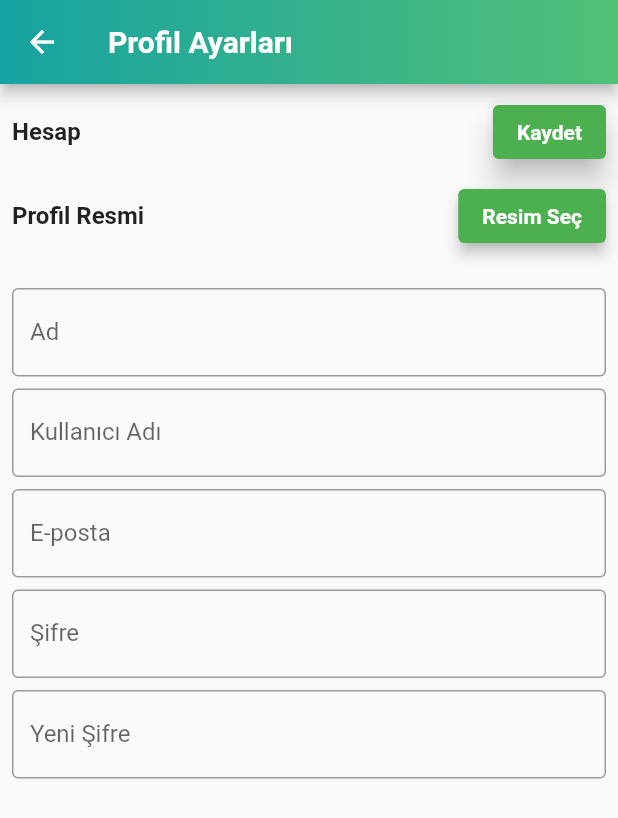
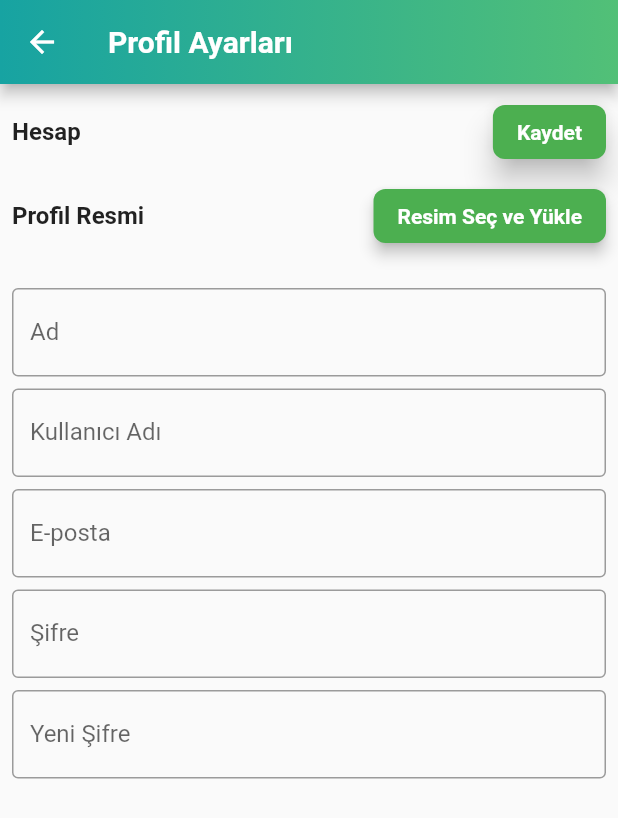
Before and after one commit to feyzasakli/ecoSave, a Flutter app: the SettingsPage screen opened directly, on a phone screen of 412 x 824 dp. Shown: the top 818 px of the screen. Run offline on Flutter 3.47's test engine with Material 2 defaults, Android fonts, the phone set to English and light mode, and no system bars; our stand-ins replace cloud_firestore, file_picker, firebase_auth, firebase_core, firebase_storage, flutter_typeahead and 2 more; accounts and stored records are empty.

Commit message:
Profil ayarları güncellemesi
Profil ayarları sayfasına yüklenen resim firabase storage'de depolanması sağlandı.

```diff
--- a/lib/screen/settings.dart
+++ b/lib/screen/settings.dart
@@ -1,7 +1,13 @@
+// ignore_for_file: library_private_types_in_public_api, use_build_context_synchronously, prefer_const_constructors
+
+import 'dart:io';
+
 import 'package:cloud_firestore/cloud_firestore.dart';
+import 'package:file_picker/file_picker.dart';
+import 'package:firebase_storage/firebase_storage.dart';
 import 'package:flutter/foundation.dart';
 import 'package:flutter/material.dart';
-import 'package:file_picker/file_picker.dart';
+
 
 class SettingsPage extends StatefulWidget {
   final Color backgroundColor;
@@ -18,12 +24,12 @@ class SettingsPage extends StatefulWidget {
   }) : super(key: key);
 
   @override
-  // ignore: library_private_types_in_public_api
   _SettingsPageState createState() => _SettingsPageState();
 }
 
 class _SettingsPageState extends State<SettingsPage> {
   String? selectedFileName;
+  String? uploadedImageUrl;
   late FirebaseFirestore _firestore;
   final adController = TextEditingController();
   final kullaniciAdiController = TextEditingController();
@@ -35,8 +41,9 @@ class _SettingsPageState extends State<SettingsPage> {
   void initState() {
     super.initState();
     _firestore = FirebaseFirestore.instance;
-    getDataFromFirestore(); // Firestore'dan verileri çekmek için çağırılıyor
+    getDataFromFirestore();
   }
+
 
   Future<void> saveDataToFirestore(BuildContext context) async {
     try {
@@ -48,7 +55,6 @@ class _SettingsPageState extends State<SettingsPage> {
         'yeni_sifre': yeniSifreController.text,
       });
 
-      // ignore: use_build_context_synchronously
       ScaffoldMessenger.of(context).showSnackBar(
         const SnackBar(content: Text('Veri kaydedildi')),
       );
@@ -62,13 +68,46 @@ class _SettingsPageState extends State<SettingsPage> {
     }
   }
 
-  Future<void> _selectFile() async {
+  Future<void> _selectAndUploadFile() async {
     final result = await FilePicker.platform.pickFiles();
 
     if (result != null) {
       setState(() {
-        selectedFileName = result.files.first.name;
+        selectedFileName = result.files.first.path;
       });
+
+      await uploadFileToStorage();
+    }
+  }
+
+  Future<void> uploadFileToStorage() async {
+    if (selectedFileName != null) {
+      try {
+        final File file = File(selectedFileName!);
+        final String fileName = file.path.split('/').last;
+
+        final Reference storageRef = FirebaseStorage.instance
+            .ref()
+            .child('profil_resimleri/$fileName');
+
+        final UploadTask uploadTask = storageRef.putFile(file);
+
+        await uploadTask.whenComplete(() async {
+          final String downloadURL = await storageRef.getDownloadURL();
+
+          setState(() {
+            uploadedImageUrl = downloadURL;
+          });
+
+          ScaffoldMessenger.of(context).showSnackBar(
+            const SnackBar(content: Text('Dosya başarıyla yüklendi')),
+          );
+        });
+      } catch (e) {
+        ScaffoldMessenger.of(context).showSnackBar(
+          const SnackBar(content: Text('Dosya yüklenirken bir hata oluştu')),
+        );
+      }
     }
   }
 
@@ -104,7 +143,6 @@ class _SettingsPageState extends State<SettingsPage> {
     }
   }
 
-
   @override
   Widget build(BuildContext context) {
     return Scaffold(
@@ -114,8 +152,8 @@ class _SettingsPageState extends State<SettingsPage> {
           decoration: const BoxDecoration(
             gradient: LinearGradient(
               colors: [
-                Color(0xFF17A3A2), // #17A3A2 on the left
-                Color(0xFF52C077), // #52C077 on the right
+                Color(0xFF17A3A2),
+                Color(0xFF52C077),
               ],
               begin: Alignment.centerLeft,
               end: Alignment.centerRight,
@@ -140,7 +178,7 @@ class _SettingsPageState extends State<SettingsPage> {
                 Row(
                   mainAxisAlignment: MainAxisAlignment.spaceBetween,
                   children: [
-                    const Text(
+                    Text(
                       'Hesap',
                       style: TextStyle(
                         fontSize: 16,
@@ -154,9 +192,42 @@ class _SettingsPageState extends State<SettingsPage> {
                       style: ElevatedButton.styleFrom(
                         elevation: 8,
                         backgroundColor: Colors.green,
+                        shape: RoundedRectangleBorder(
+                          borderRadius: BorderRadius.circular(8),
+                        ),
                       ),
-                      child: const Text(
+                      child: Text(
                         'Kaydet',
+                        style: TextStyle(
+                          fontWeight: FontWeight.bold,
+
+                        ),
+                      ),
+                    ),
+                  ],
+                ),
+                SizedBox(height: 8),
+                Row(
+                  children: [
+                    Text(
+                      'Profil Resmi',
+                      style: TextStyle(
+                        fontSize: 16,
+                        fontWeight: FontWeight.bold,
+                      ),
+                    ),
+                    Spacer(),
+                    ElevatedButton(
+                      onPressed: _selectAndUploadFile,
+                      style: ElevatedButton.styleFrom(
+                        backgroundColor: Colors.green,
+                        elevation: 4,
+                        shape: RoundedRectangleBorder(
+                          borderRadius: BorderRadius.circular(8),
+                        ),
+                      ),
+                      child: Text(
+                        'Resim Seç ve Yükle',
                         style: TextStyle(
                           fontWeight: FontWeight.bold,
                         ),
@@ -164,79 +235,51 @@ class _SettingsPageState extends State<SettingsPage> {
                     ),
                   ],
                 ),
-                const SizedBox(height: 8),
-                Row(
-                  children: [
-                    const Text(
-                      'Profil Resmi',
-                      style: TextStyle(
-                        fontSize: 16,
-                        fontWeight: FontWeight.bold,
-                      ),
-                    ),
-                    const Spacer(),
-                    ElevatedButton(
-                      onPressed: _selectFile,
-                      style: ElevatedButton.styleFrom(
-                        backgroundColor: Colors.green,
-                        elevation: 4, // Gölgelendirme
-                      ),
-                      child: const Text(
-                        'Resim Seç',
-                        style: TextStyle(
-                          fontWeight: FontWeight.bold,
-                        ),
-                      ),
-                    ),
-                  ],
-                ),
-                const SizedBox(height: 8),
+                SizedBox(height: 8),
                 if (selectedFileName != null)
                   Padding(
                     padding: const EdgeInsets.symmetric(horizontal: 16),
                     child: Text('Seçilen dosya: $selectedFileName'),
                   ),
-                const SizedBox(height: 16),
+                SizedBox(height: 16),
                 TextField(
                   controller: adController,
-                  decoration: const InputDecoration(
+                  decoration: InputDecoration(
                     labelText: 'Ad',
                     border: OutlineInputBorder(),
                   ),
                 ),
-                const SizedBox(height: 8),
+                SizedBox(height: 8),
                 TextField(
                   controller: kullaniciAdiController,
-                  decoration: const InputDecoration(
+                  decoration: InputDecoration(
                     labelText: 'Kullanıcı Adı',
                     border: OutlineInputBorder(),
                   ),
                 ),
-                const SizedBox(height: 8),
+                SizedBox(height: 8),
                 TextField(
                   controller: epostaController,
-                  decoration: const InputDecoration(
+                  decoration: InputDecoration(
                     labelText: 'E-posta',
                     border: OutlineInputBorder(),
                   ),
                 ),
-                const SizedBox(height: 8),
+                SizedBox(height: 8),
                 TextField(
                   controller: sifreController,
-                  decoration: const InputDecoration(
+                  decoration: InputDecoration(
                     labelText: 'Şifre',
                     border: OutlineInputBorder(),
                   ),
-                  obscureText: true,
                 ),
-                const SizedBox(height: 8),
+                SizedBox(height: 8),
                 TextField(
                   controller: yeniSifreController,
-                  decoration: const InputDecoration(
+                  decoration: InputDecoration(
                     labelText: 'Yeni Şifre',
                     border: OutlineInputBorder(),
                   ),
-                  obscureText: true,
                 ),
               ],
             ),
--- a/pubspec.yaml
+++ b/pubspec.yaml
@@ -46,6 +46,8 @@ dependencies:
   url_launcher: ^6.1.11
   flutter_typeahead: ^4.6.2
   flutter_svg: ^2.0.7
+  firebase_storage: ^11.2.4
+  image_picker: ^1.0.0
 
 
 
```
Also changed, not shown: lib/screen/profilepage.dart (+14 -6 lines), pubspec.lock, 5 other files.
